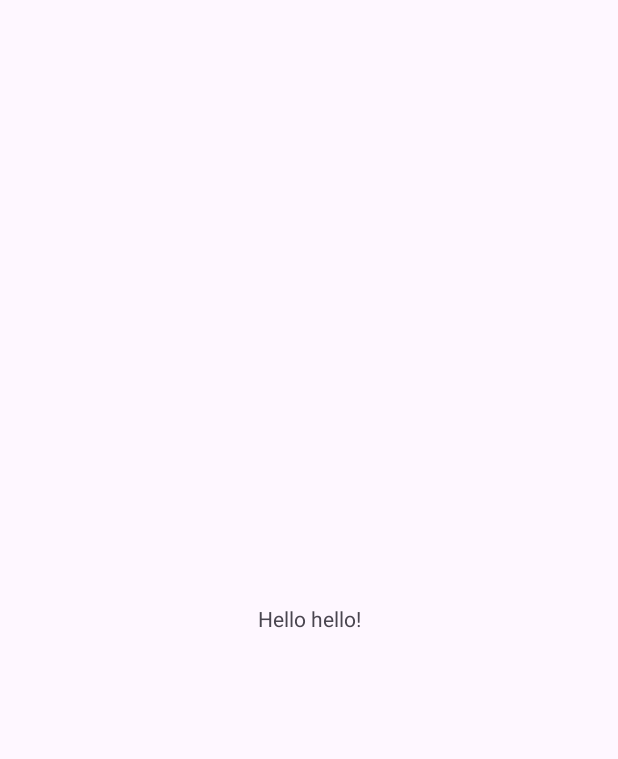
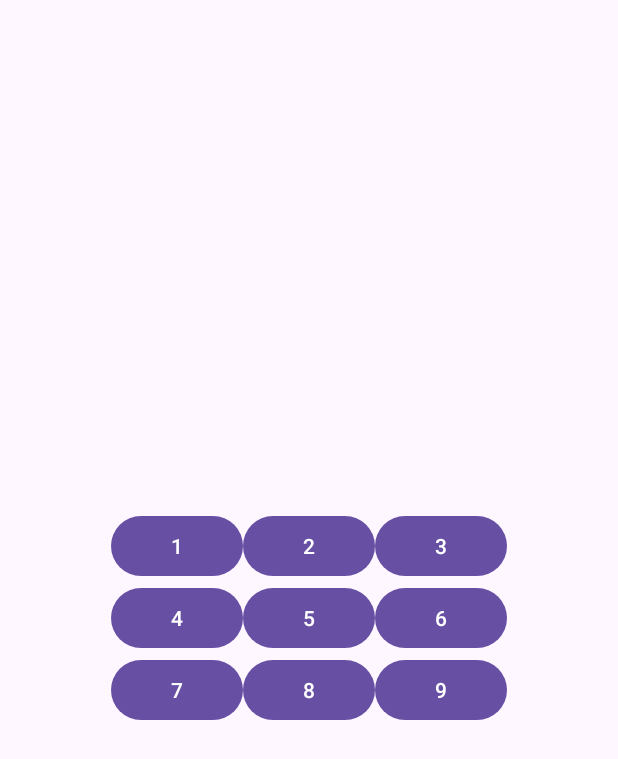
Before and after one commit to daitamer/android-frontend, an Android app: the screen it shows after launch (MainActivity), on a phone screen of 412 x 824 dp. Before the commit the part shown is almost empty. Shown: the top 759 px of the screen. Run offline under Robolectric (Android 15) with nearby library versions, the phone set to English and light mode, and no system bars.

Commit message:
feat: add button grid

```diff
--- a/app/src/main/res/layout/activity_main.xml
+++ b/app/src/main/res/layout/activity_main.xml
@@ -7,13 +7,97 @@
     android:layout_height="match_parent"
     tools:context=".MainActivity">
 
-    <TextView
+<!--    <TextView-->
+<!--        android:layout_width="wrap_content"-->
+<!--        android:layout_height="wrap_content"-->
+<!--        android:text="Hello hello!"-->
+
+
+    <GridLayout
+        android:id="@+id/gridLayout"
         android:layout_width="wrap_content"
         android:layout_height="wrap_content"
-        android:text="Hello hello!"
+        android:layout_centerInParent="true"
+        android:rowCount="3"
+        android:columnCount="3"
         app:layout_constraintBottom_toBottomOf="parent"
         app:layout_constraintEnd_toEndOf="parent"
         app:layout_constraintStart_toStartOf="parent"
-        app:layout_constraintTop_toTopOf="parent" />
+        app:layout_constraintTop_toTopOf="parent">
+
+    <Button
+        android:id="@+id/button1"
+        android:layout_width="wrap_content"
+        android:layout_height="wrap_content"
+        android:text="1"
+        android:layout_row="0"
+        android:layout_column="0" />
+
+        <Button
+            android:id="@+id/button2"
+            android:layout_width="wrap_content"
+            android:layout_height="wrap_content"
+            android:text="2"
+            android:layout_row="0"
+            android:layout_column="1" />
+
+        <Button
+            android:id="@+id/button3"
+            android:layout_width="wrap_content"
+            android:layout_height="wrap_content"
+            android:text="3"
+            android:layout_row="0"
+            android:layout_column="2" />
+
+        <Button
+            android:id="@+id/button4"
+            android:layout_width="wrap_content"
+            android:layout_height="wrap_content"
+            android:text="4"
+            android:layout_row="1"
+            android:layout_column="0" />
+
+        <Button
+            android:id="@+id/button5"
+            android:layout_width="wrap_content"
+            android:layout_height="wrap_content"
+            android:text="5"
+            android:layout_row="1"
+            android:layout_column="1" />
+
+        <Button
+            android:id="@+id/button6"
+            android:layout_width="wrap_content"
+            android:layout_height="wrap_content"
+            android:text="6"
+            android:layout_row="1"
+            android:layout_column="2" />
+
+        <Button
+            android:id="@+id/button7"
+            android:layout_width="wrap_content"
+            android:layout_height="wrap_content"
+            android:text="7"
+            android:layout_row="2"
+            android:layout_column="0" />
+
+        <Button
+            android:id="@+id/button8"
+            android:layout_width="wrap_content"
+            android:layout_height="wrap_content"
+            android:text="8"
+            android:layout_row="2"
+            android:layout_column="1" />
+
+        <Button
+            android:id="@+id/button9"
+            android:layout_width="wrap_content"
+            android:layout_height="wrap_content"
+            android:text="9"
+            android:layout_row="2"
+            android:layout_column="2" />
+
+
+</GridLayout>
 
 </androidx.constraintlayout.widget.ConstraintLayout>
```
